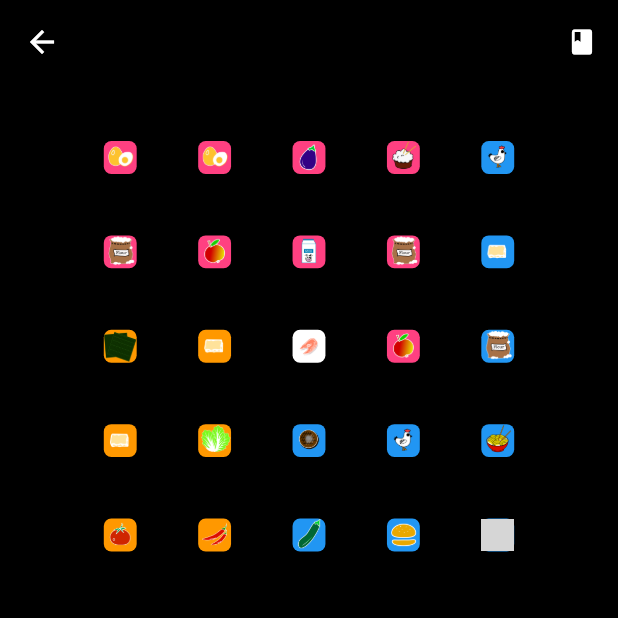
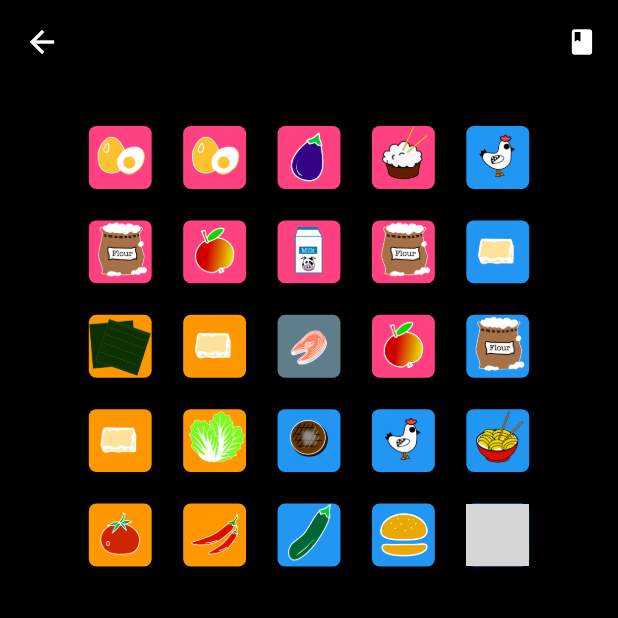
Before and after one commit to marinakostenko/gourmeow_puzzle, a Flutter app: the SlidePuzzleView screen opened directly, on a phone screen of 412 x 824 dp, the top half of it. Run offline on Flutter 3.47's test engine with Material 2 defaults, Android fonts, the phone set to English and light mode, and no system bars; our stand-ins replace bloc, equatable, flutter_bloc, gap; grey boxes are pictures that could not be loaded.

Commit message:
product builder widget added

```diff
--- a/lib/puzzle/view/drag_drop_widget.dart
+++ b/lib/puzzle/view/drag_drop_widget.dart
@@ -2,6 +2,7 @@ import 'package:flutter/material.dart';
 import 'package:gourmeow_puzzle/models/ingredient.dart';
 import 'package:gourmeow_puzzle/models/meal.dart';
 import 'package:gourmeow_puzzle/models/product.dart';
+import 'package:gourmeow_puzzle/widgets/product_builder_widget.dart';
 
 class DragDrop extends StatelessWidget {
   final Product product;
@@ -24,19 +25,19 @@ class DragDrop extends StatelessWidget {
         maxSimultaneousDrags: 1,
         data: product,
         dragAnchorStrategy: pointerDragAnchorStrategy,
-        feedback: _productCard(product, Colors.black),
+        feedback: ProductBuilder(product: product, size: Size(50, 50),),
         onDragStarted: () async {
           onDragStart(product);
         },
         childWhenDragging: Container(),
-        child: _productCard(product, Colors.black),
+        child: ProductBuilder(product: product, size: Size(50, 50)),
       );
     }
 
     if (product.draggable == Drag.drop) {
       return DragTarget<Product>(
         builder: (context, candidateItems, rejectedItem) {
-          return _productCard(product, Colors.indigo);
+          return ProductBuilder(product: product, size: Size(50, 50));
         },
         onAccept: (Product targetProduct) {
           onDragAccept(product, targetProduct);
@@ -46,43 +47,4 @@ class DragDrop extends StatelessWidget {
 
     return Container();
   }
-
-  Widget _productCard(Product product, Color textColor) {
-    String productName = product.ingredient.ingredient.name;
-    AssetImage image = product.ingredient.ingredient.ingredientImage;
-
-    if(product.meal.meal != Meals.none) {
-      productName = product.meal.meal.name;
-      image = product.meal.meal.mealImage;
-    }
-
-    Color backgroundColor = (product.cat.color != Colors.white)
-        ? product.cat.color
-        : Colors.blueGrey;
-    Color borderColor = (product.isSelected) ? Colors.yellow : Colors.transparent;
-
-    if(product.ingredient.ingredient == Ingredients.none && product.meal.meal == Meals.none) {
-      productName = "";
-      backgroundColor = (product.cat.color != Colors.white)
-          ? product.cat.color
-          : Colors.transparent;
-      borderColor = Colors.transparent;
-    }
-
-    return Container(
-      alignment: Alignment.center,
-      height: 20,
-      width: 20,
-      decoration: BoxDecoration(
-          image: DecorationImage(
-            image: image,
-            alignment: Alignment.center,
-            repeat: ImageRepeat.noRepeat,
-          ),
-          color: backgroundColor,
-          borderRadius: BorderRadius.circular(5),
-          border: Border.all(width: 2, color: borderColor),
-      ),
-    );
-  }
 }
--- a/lib/slide_puzzle/slide_puzzle_page.dart
+++ b/lib/slide_puzzle/slide_puzzle_page.dart
@@ -8,6 +8,7 @@ import 'package:gourmeow_puzzle/models/product.dart';
 import 'package:gourmeow_puzzle/puzzle/bloc/puzzle_bloc.dart';
 import 'package:gourmeow_puzzle/recipes/recipes_widget.dart';
 import 'package:gourmeow_puzzle/slide_puzzle/bloc/slide_puzzle_bloc.dart';
+import 'package:gourmeow_puzzle/widgets/product_builder_widget.dart';
 
 class SlidePuzzlePage extends StatelessWidget {
   const SlidePuzzlePage({Key? key}) : super(key: key);
@@ -115,41 +116,11 @@ class SlidePuzzleView extends StatelessWidget {
   }
 
   Widget itemBuilder(BuildContext context, Product product) {
-    AssetImage image = product.ingredient.ingredient.ingredientImage;
-
-    Color backgroundColor = (product.cat.color != Colors.white)
-        ? product.cat.color
-        : Colors.white;
-    Color borderColor = (product.isSelected) ? Colors.yellow : Colors.transparent;
-
-    if(product.ingredient.ingredient == Ingredients.none) {
-      backgroundColor = (product.cat.color != Colors.white)
-          ? product.cat.color
-          : Colors.transparent;
-      borderColor = Colors.transparent;
-    }
-
     return TextButton(
       onPressed: () {
         context.read<SlidePuzzleBloc>().add(ProductTapped(product));
       },
-      child: Container(
-        margin: EdgeInsets.all(10),
-        alignment: Alignment.center,
-        height: 80,
-        width: 80,
-        decoration: BoxDecoration(
-          image: DecorationImage(
-            image: image,
-            alignment: Alignment.center,
-            repeat: ImageRepeat.noRepeat,
-          ),
-          color: backgroundColor,
-          borderRadius: BorderRadius.circular(5),
-          border: Border.all(width: 2, color: borderColor),
-        ),
-      ),
-
+      child: ProductBuilder(product: product, size: Size(100, 100),),
     );
   }
 
--- a/lib/widgets/cats_builder_widget.dart
+++ b/lib/widgets/cats_builder_widget.dart
@@ -45,7 +45,7 @@ class CatsBuilder extends StatelessWidget {
   }
 
   Widget _mealAndLives(Cat cat) {
-    if (cat.meal == Meals.none && !cat.meals.isEmpty) {
+    if (cat.meal.meal == Meals.none && cat.meals.isNotEmpty) {
       return Container();
     }
 
--- /dev/null
+++ b/lib/widgets/product_builder_widget.dart
@@ -0,0 +1,58 @@
+import 'package:flutter/cupertino.dart';
+import 'package:flutter/material.dart';
+import 'package:gourmeow_puzzle/models/ingredient.dart';
+import 'package:gourmeow_puzzle/models/meal.dart';
+import 'package:gourmeow_puzzle/models/product.dart';
+
+class ProductBuilder extends StatelessWidget {
+  final Product product;
+  final Size size;
+
+  const ProductBuilder({Key? key, required this.product, required this.size}) : super(key: key);
+
+  @override
+  Widget build(BuildContext context) {
+    return _productCard(product);
+  }
+
+  Widget _productCard(Product product) {
+    String productName = product.ingredient.ingredient.name;
+    AssetImage image = product.ingredient.ingredient.ingredientImage;
+
+    if (product.meal.meal != Meals.none) {
+      productName = product.meal.meal.name;
+      image = product.meal.meal.mealImage;
+    }
+
+    Color backgroundColor = (product.cat.color != Colors.white)
+        ? product.cat.color
+        : Colors.blueGrey;
+    Color borderColor =
+        (product.isSelected) ? Colors.yellow : Colors.transparent;
+
+    if (product.ingredient.ingredient == Ingredients.none &&
+        product.meal.meal == Meals.none) {
+      productName = "";
+      backgroundColor = (product.cat.color != Colors.white)
+          ? product.cat.color
+          : Colors.transparent;
+      borderColor = Colors.transparent;
+    }
+
+    return Container(
+      alignment: Alignment.center,
+      height: size.height,
+      width: size.width,
+      decoration: BoxDecoration(
+        image: DecorationImage(
+          image: image,
+          alignment: Alignment.center,
+          repeat: ImageRepeat.noRepeat,
+        ),
+        color: backgroundColor,
+        borderRadius: BorderRadius.circular(5),
+        border: Border.all(width: 2, color: borderColor),
+      ),
+    );
+  }
+}
```
